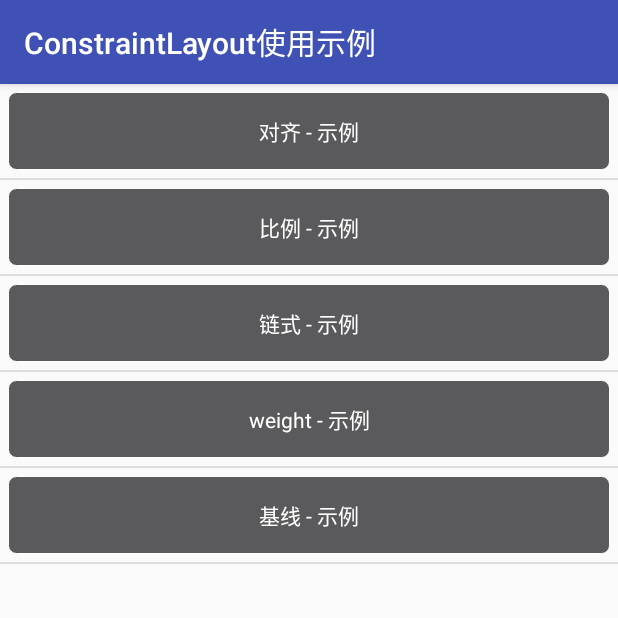
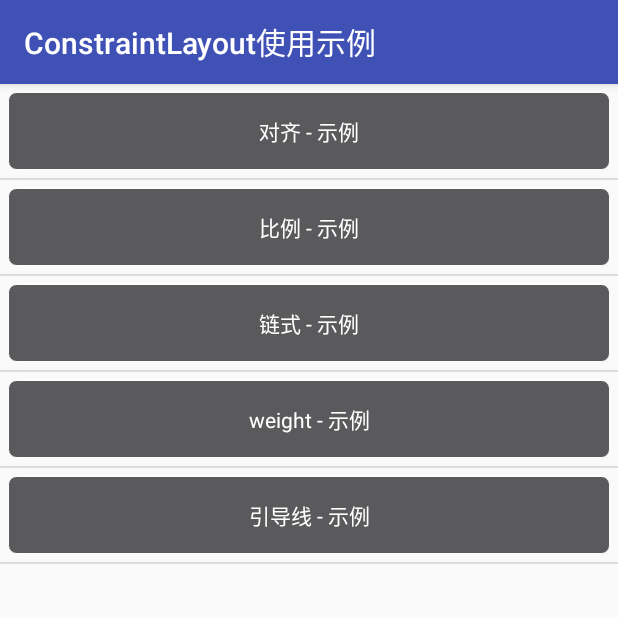
Before and after one commit to a-liYa/ConstraintSimple, an Android app: the screen it shows after launch (MainActivity), on a phone screen of 412 x 824 dp, the top half of it. Run offline under Robolectric (Android 15) with nearby library versions, the phone set to English and light mode, and no system bars.

Commit message:
修改注释

```diff
--- a/app/src/main/AndroidManifest.xml
+++ b/app/src/main/AndroidManifest.xml
@@ -32,7 +32,7 @@
             android:label="weight - 示例" />
         <activity
             android:name=".GuideLinesSimpleActivity"
-            android:label="基线 - 示例" />
+            android:label="引导线 - 示例" />
     </application>
 
 </manifest>
--- a/app/src/main/java/com/aliya/constraint/GuideLinesSimpleActivity.java
+++ b/app/src/main/java/com/aliya/constraint/GuideLinesSimpleActivity.java
@@ -4,7 +4,7 @@ import android.support.v7.app.AppCompatActivity;
 import android.os.Bundle;
 
 /**
- * 基线 - Simple
+ * 引导线 - Simple
  *
  * @author a_liYa
  * @date 2017/10/5 下午5:37.
--- a/app/src/main/java/com/aliya/constraint/MainActivity.java
+++ b/app/src/main/java/com/aliya/constraint/MainActivity.java
@@ -21,7 +21,7 @@ public class MainActivity extends AppCompatActivity {
         list.add(new ListEntity(RatioSimpleActivity.class, "比例 - 示例"));
         list.add(new ListEntity(ChainsSimpleActivity.class, "链式 - 示例"));
         list.add(new ListEntity(WeightSimpleActivity.class, "weight - 示例"));
-        list.add(new ListEntity(GuideLinesSimpleActivity.class, "基线 - 示例"));
+        list.add(new ListEntity(GuideLinesSimpleActivity.class, "引导线 - 示例"));
     }
 
     @Override
```
